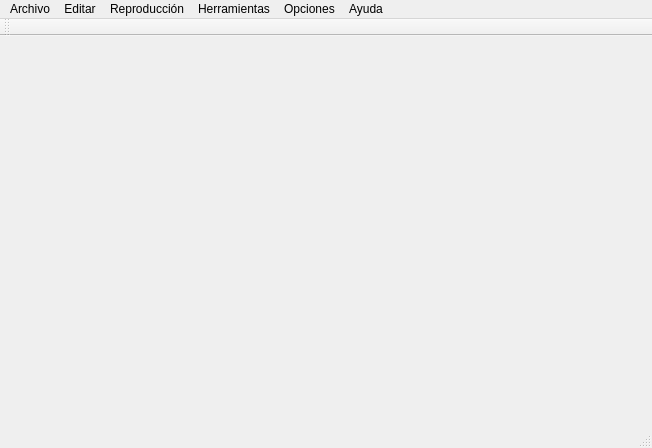
Qt form movieplayer.ui (Madh93/Qt5-MoviePlayer) before a commit.
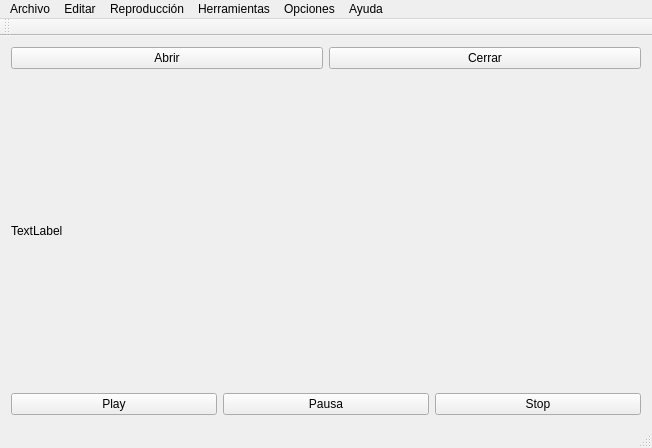
The same form after that commit.

Commit message: estructurando ventana principal

Diff of the .ui file:
```diff
--- a/movieplayer.ui
+++ b/movieplayer.ui
@@ -13,7 +13,70 @@
   <property name="windowTitle">
    <string>MoviePlayer</string>
   </property>
-  <widget class="QWidget" name="centralWidget"/>
+  <widget class="QWidget" name="centralWidget">
+   <layout class="QVBoxLayout" name="verticalLayout">
+    <item>
+     <layout class="QVBoxLayout" name="verticalLayoutPrincipal">
+      <property name="spacing">
+       <number>6</number>
+      </property>
+      <item>
+       <layout class="QHBoxLayout" name="horizontalLayoutSuperior">
+        <property name="sizeConstraint">
+         <enum>QLayout::SetMinimumSize</enum>
+        </property>
+        <item>
+         <widget class="QPushButton" name="buttonAbrir">
+          <property name="text">
+           <string>Abrir</string>
+          </property>
+         </widget>
+        </item>
+        <item>
+         <widget class="QPushButton" name="buttonCerrar">
+          <property name="text">
+           <string>Cerrar</string>
+          </property>
+         </widget>
+        </item>
+       </layout>
+      </item>
+      <item>
+       <widget class="QLabel" name="labelVideo">
+        <property name="text">
+         <string>TextLabel</string>
+        </property>
+       </widget>
+      </item>
+      <item>
+       <layout class="QHBoxLayout" name="horizontalLayoutInferior">
+        <item>
+         <widget class="QPushButton" name="pushButton">
+          <property name="text">
+           <string>Play</string>
+          </property>
+         </widget>
+        </item>
+        <item>
+         <widget class="QPushButton" name="pushButton_2">
+          <property name="text">
+           <string>Pausa</string>
+          </property>
+         </widget>
+        </item>
+        <item>
+         <widget class="QPushButton" name="pushButton_3">
+          <property name="text">
+           <string>Stop</string>
+          </property>
+         </widget>
+        </item>
+       </layout>
+      </item>
+     </layout>
+    </item>
+   </layout>
+  </widget>
   <widget class="QMenuBar" name="menuBar">
    <property name="geometry">
     <rect>
```
